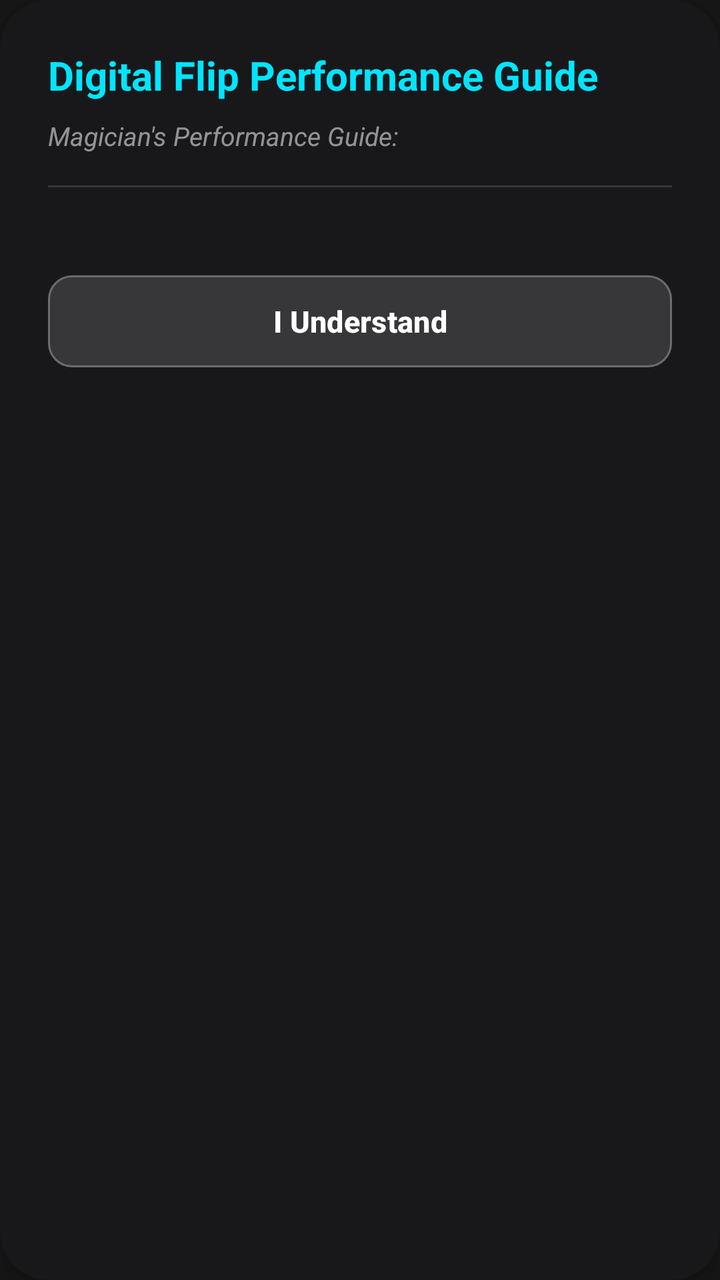
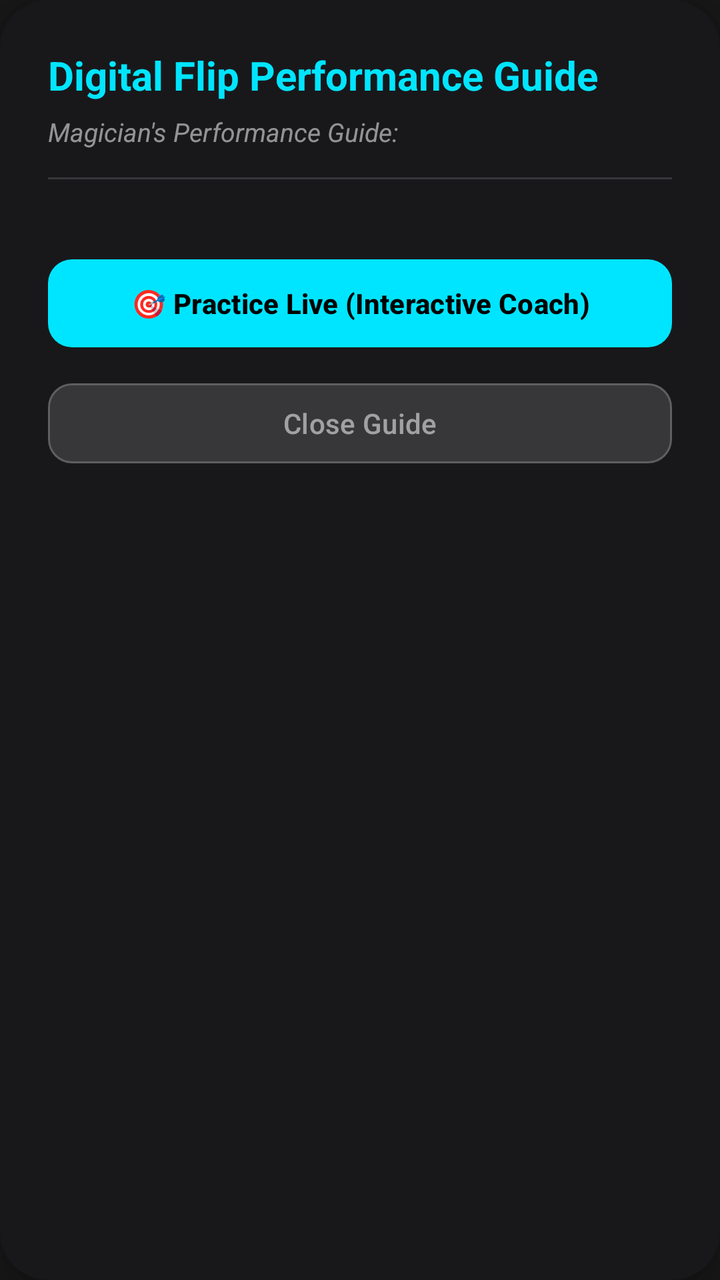

Compare the two renders of this Android layout. The source of the first and the diff that turns it into the second are given below.
<!-- AndroidManifest.xml: application theme Theme.MagicCalculator -->
<!-- res/layout/dialog_performance_guide.xml -->
<?xml version="1.0" encoding="utf-8"?>
<androidx.cardview.widget.CardView xmlns:android="http://schemas.android.com/apk/res/android"
    xmlns:app="http://schemas.android.com/apk/res-auto"
    android:layout_width="match_parent"
    android:layout_height="wrap_content"
    android:layout_margin="24dp"
    app:cardBackgroundColor="#FF18181B"
    app:cardCornerRadius="24dp"
    app:cardElevation="8dp">

    <LinearLayout
        android:layout_width="match_parent"
        android:layout_height="wrap_content"
        android:orientation="vertical"
        android:padding="24dp">

        
        <TextView
            android:id="@+id/guideTitle"
            android:layout_width="wrap_content"
            android:layout_height="wrap_content"
            android:text="Digital Flip Performance Guide"
            android:textColor="#00E5FF"
            android:textSize="20sp"
            android:textStyle="bold"
            android:layout_marginBottom="8dp" />

        <TextView
            android:layout_width="wrap_content"
            android:layout_height="wrap_content"
            android:text="Magician's Performance Guide:"
            android:textColor="#88FFFFFF"
            android:textSize="13sp"
            android:textStyle="italic"
            android:layout_marginBottom="16dp" />

        <View
            android:layout_width="match_parent"
            android:layout_height="1dp"
            android:background="#22FFFFFF"
            android:layout_marginBottom="16dp" />

        
        <ScrollView
            android:layout_width="match_parent"
            android:layout_height="wrap_content"
            android:maxHeight="320dp"
            android:layout_marginBottom="24dp">

            <LinearLayout
                android:id="@+id/guideStepsContainer"
                android:layout_width="match_parent"
                android:layout_height="wrap_content"
                android:orientation="vertical">
                
            </LinearLayout>
        </ScrollView>

        
        <com.google.android.material.button.MaterialButton
            android:id="@+id/guideBtnClose"
            android:layout_width="match_parent"
            android:layout_height="54dp"
            android:text="I Understand"
            android:textColor="@color/white"
            android:textSize="15sp"
            android:textStyle="bold"
            app:cornerRadius="12dp"
            app:backgroundTint="#22FFFFFF"
            app:strokeColor="#44FFFFFF"
            app:strokeWidth="1dp" />

    </LinearLayout>
</androidx.cardview.widget.CardView>
<!-- resources referenced by this layout -->
<resources>
  <color name="white">#FFFFFFFF</color>
  <style name="Theme.MagicCalculator" parent="Theme.Material3.DayNight.NoActionBar">
          <item name="colorPrimary">@color/calc_btn_operator</item>
          <item name="android:statusBarColor">@color/calc_bg</item>
          <item name="android:windowBackground">@color/calc_bg</item>
          <item name="android:navigationBarColor">@color/calc_bg</item>
      </style>
  <color name="calc_btn_operator">#FF9500</color>
  <color name="calc_bg">#171717</color>
</resources>

<!-- the commit's change to res/layout/dialog_performance_guide.xml (unified diff, before → after) -->
@@ -23,7 +23,7 @@
             android:textColor="#00E5FF"
             android:textSize="20sp"
             android:textStyle="bold"
-            android:layout_marginBottom="8dp" />
+            android:layout_marginBottom="6dp" />
 
         <TextView
             android:layout_width="wrap_content"
@@ -32,7 +32,7 @@
             android:textColor="#88FFFFFF"
             android:textSize="13sp"
             android:textStyle="italic"
-            android:layout_marginBottom="16dp" />
+            android:layout_marginBottom="14dp" />
 
         <View
             android:layout_width="match_parent"
@@ -44,8 +44,8 @@
         <ScrollView
             android:layout_width="match_parent"
             android:layout_height="wrap_content"
-            android:maxHeight="320dp"
-            android:layout_marginBottom="24dp">
+            android:maxHeight="300dp"
+            android:layout_marginBottom="20dp">
 
             <LinearLayout
                 android:id="@+id/guideStepsContainer"
@@ -58,16 +58,30 @@
 
         
         <com.google.android.material.button.MaterialButton
+            android:id="@+id/btnGuideStartPractice"
+            android:layout_width="match_parent"
+            android:layout_height="52dp"
+            android:text="🎯 Practice Live (Interactive Coach)"
+            android:textColor="@color/black"
+            android:textSize="14sp"
+            android:textStyle="bold"
+            android:layout_marginBottom="10dp"
+            app:cornerRadius="12dp"
+            app:backgroundTint="#00E5FF"
+            app:rippleColor="#88FFFFFF"
+            android:visibility="visible" />
+
+        
+        <com.google.android.material.button.MaterialButton
             android:id="@+id/guideBtnClose"
             android:layout_width="match_parent"
-            android:layout_height="54dp"
-            android:text="I Understand"
-            android:textColor="@color/white"
-            android:textSize="15sp"
-            android:textStyle="bold"
+            android:layout_height="48dp"
+            android:text="Close Guide"
+            android:textColor="#88FFFFFF"
+            android:textSize="14sp"
             app:cornerRadius="12dp"
             app:backgroundTint="#22FFFFFF"
-            app:strokeColor="#44FFFFFF"
+            app:strokeColor="#33FFFFFF"
             app:strokeWidth="1dp" />
 
     </LinearLayout>
<!-- resource entries referenced after the edit -->
@@ -1,6 +1,6 @@
 <!-- resources referenced by this layout -->
 <resources>
-  <color name="white">#FFFFFFFF</color>
+  <color name="black">#FF000000</color>
   <style name="Theme.MagicCalculator" parent="Theme.Material3.DayNight.NoActionBar">
           <item name="colorPrimary">@color/calc_btn_operator</item>
           <item name="android:statusBarColor">@color/calc_bg</item>
